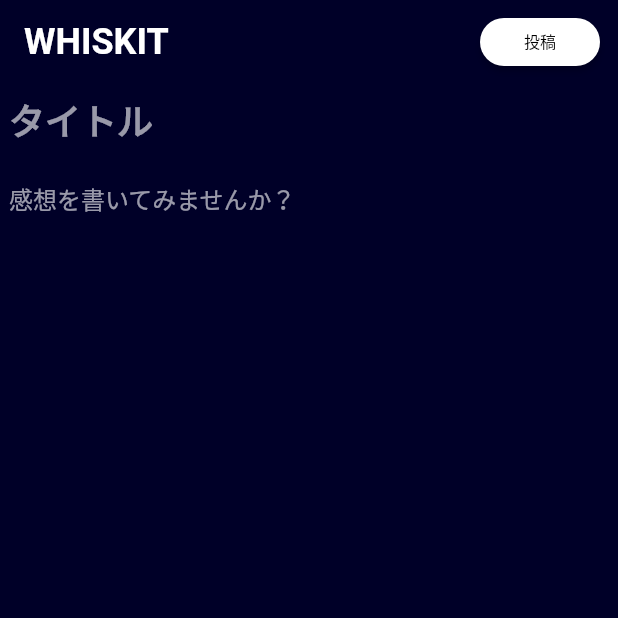
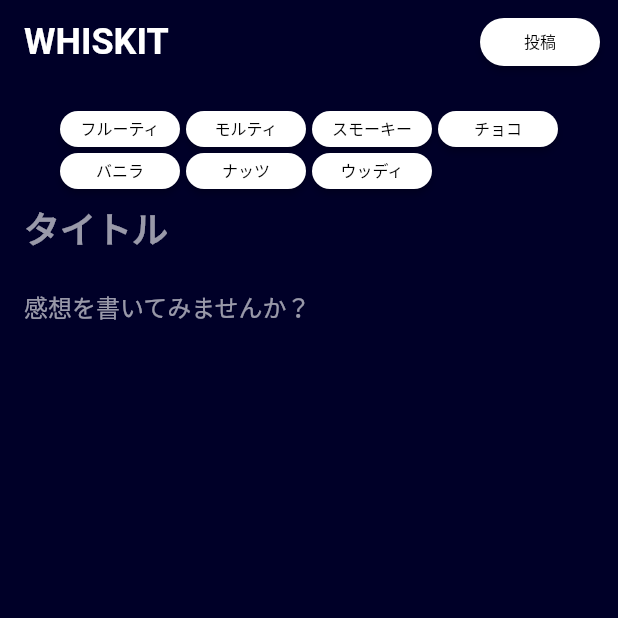
Before and after one commit to kenta-wakasa/whiskit, a Flutter app: the ReviewPage screen opened directly with empty values, on a phone screen of 412 x 824 dp, the top half of it. Run offline on Flutter 3.47's test engine with Material 2 defaults, Android fonts, the phone set to English and light mode, and no system bars; our stand-ins replace cloud_firestore, firebase_auth, firebase_core, flutter_riverpod, flutter_signin_button, google_sign_in and 1 more; missing offline and left inert: cloud_firestore_platform_interface, dart:html, enum_to_string; accounts and stored records are empty; network calls fail; statements that could not run were skipped.

Commit message:
投稿機能の途中

```diff
--- a/lib/views/review_page.dart
+++ b/lib/views/review_page.dart
@@ -1,13 +1,26 @@
 import 'package:flutter/material.dart';
-import 'package:whiskit/views/utils/easy_button.dart';
+import 'package:flutter_riverpod/flutter_riverpod.dart';
 
-class ReviewPage extends StatelessWidget {
+import '/controllers/review_controller.dart';
+import '/models/review.dart';
+import '/views/utils/easy_button.dart';
+
+class ReviewPage extends ConsumerWidget {
   const ReviewPage({required this.whiskyId});
   static const route = '/review';
   final String whiskyId;
+
   @override
-  Widget build(BuildContext context) {
+  Widget build(BuildContext context, ScopedReader watch) {
     final textTheme = Theme.of(context).textTheme;
+    final controller = watch(reviewProvider);
+    final hasFruity = controller.aromaList.contains(Aroma.fruity);
+    final hasMalty = controller.aromaList.contains(Aroma.malty);
+    final hasChoco = controller.aromaList.contains(Aroma.choco);
+    final hasNutty = controller.aromaList.contains(Aroma.nutty);
+    final hasWoody = controller.aromaList.contains(Aroma.woody);
+    final hasSmoky = controller.aromaList.contains(Aroma.smoky);
+    final hasVanilla = controller.aromaList.contains(Aroma.vanilla);
     return Scaffold(
       appBar: AppBar(
         automaticallyImplyLeading: false,
@@ -31,12 +44,72 @@ class ReviewPage extends StatelessWidget {
         child: SingleChildScrollView(
           child: Align(
             alignment: Alignment.topCenter,
+            child: Padding(
+              padding: const EdgeInsets.all(16),
               child: ConstrainedBox(
-              constraints: const BoxConstraints(maxWidth: 400),
+                constraints: const BoxConstraints(maxWidth: 640),
                 child: Column(
                   crossAxisAlignment: CrossAxisAlignment.center,
                   children: [
                     const SizedBox(width: double.infinity),
+                    Wrap(children: [
+                      EasyButton(
+                        padding: 2,
+                        onPressed: () =>
+                            hasFruity ? controller.removeAroma(Aroma.fruity) : controller.addAroma(Aroma.fruity),
+                        onPrimary: hasFruity ? Colors.white : Colors.black,
+                        primary: hasFruity ? Colors.blue : Colors.white,
+                        text: 'フルーティ',
+                      ),
+                      EasyButton(
+                        padding: 2,
+                        onPressed: () =>
+                            hasMalty ? controller.removeAroma(Aroma.malty) : controller.addAroma(Aroma.malty),
+                        onPrimary: hasMalty ? Colors.white : Colors.black,
+                        primary: hasMalty ? Colors.blue : Colors.white,
+                        text: 'モルティ',
+                      ),
+                      EasyButton(
+                        padding: 2,
+                        onPressed: () =>
+                            hasSmoky ? controller.removeAroma(Aroma.smoky) : controller.addAroma(Aroma.smoky),
+                        onPrimary: hasSmoky ? Colors.white : Colors.black,
+                        primary: hasSmoky ? Colors.blue : Colors.white,
+                        text: 'スモーキー',
+                      ),
+                      EasyButton(
+                        padding: 2,
+                        onPressed: () =>
+                            hasChoco ? controller.removeAroma(Aroma.choco) : controller.addAroma(Aroma.choco),
+                        onPrimary: hasChoco ? Colors.white : Colors.black,
+                        primary: hasChoco ? Colors.blue : Colors.white,
+                        text: 'チョコ',
+                      ),
+                      EasyButton(
+                        padding: 2,
+                        onPressed: () =>
+                            hasVanilla ? controller.removeAroma(Aroma.vanilla) : controller.addAroma(Aroma.vanilla),
+                        onPrimary: hasVanilla ? Colors.white : Colors.black,
+                        primary: hasVanilla ? Colors.blue : Colors.white,
+                        text: 'バニラ',
+                      ),
+                      EasyButton(
+                        padding: 2,
+                        onPressed: () =>
+                            hasNutty ? controller.removeAroma(Aroma.nutty) : controller.addAroma(Aroma.nutty),
+                        onPrimary: hasNutty ? Colors.white : Colors.black,
+                        primary: hasNutty ? Colors.blue : Colors.white,
+                        text: 'ナッツ',
+                      ),
+                      EasyButton(
+                        padding: 2,
+                        onPressed: () =>
+                            hasWoody ? controller.removeAroma(Aroma.woody) : controller.addAroma(Aroma.woody),
+                        onPrimary: hasWoody ? Colors.white : Colors.black,
+                        primary: hasWoody ? Colors.blue : Colors.white,
+                        text: 'ウッディ',
+                      ),
+                    ]),
                     SizedBox(
                       height: 40,
                       child: TextFormField(
@@ -78,6 +151,7 @@ class ReviewPage extends StatelessWidget {
             ),
           ),
         ),
+      ),
     );
   }
 }
--- a/lib/views/utils/easy_button.dart
+++ b/lib/views/utils/easy_button.dart
@@ -6,24 +6,35 @@ class EasyButton extends StatelessWidget {
     required this.onPrimary,
     required this.primary,
     required this.text,
+    this.padding = 0.0,
   });
+
   final Function()? onPressed;
   final Color? primary;
   final Color? onPrimary;
   final String text;
+  final double padding;
+
   @override
   Widget build(BuildContext context) {
-    return SizedBox(
+    return Padding(
+      padding: EdgeInsets.all(padding),
+      child: SizedBox(
         height: 24,
         width: 80,
         child: ElevatedButton(
           onPressed: onPressed,
-        style: ElevatedButton.styleFrom(primary: primary, onPrimary: onPrimary, shape: const StadiumBorder()),
+          style: ElevatedButton.styleFrom(
+            primary: primary,
+            onPrimary: onPrimary,
+            shape: const StadiumBorder(),
+          ),
           child: SizedBox(
             height: 16,
             child: FittedBox(fit: BoxFit.fitHeight, child: Text(text)),
           ),
         ),
+      ),
     );
   }
 }
```
Also changed, not shown: lib/controllers/review_controller.dart (+16 -7 lines). Lines whose indentation alone changed are shown as unchanged.
